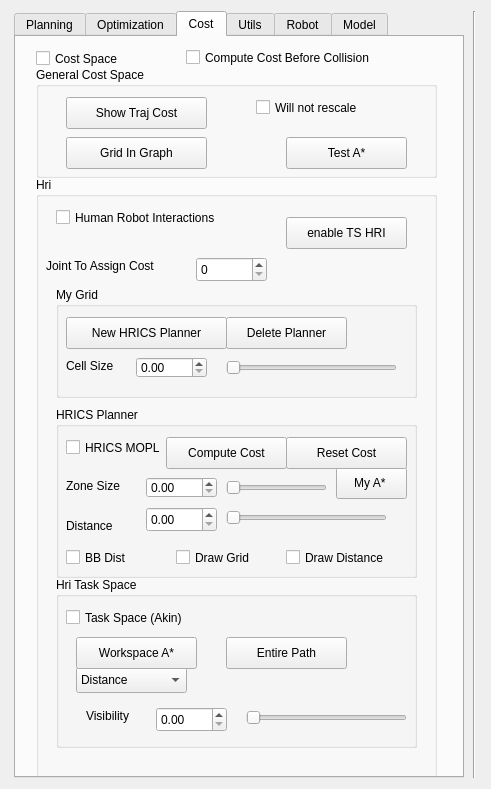
Before: the Qt Designer form qtWindow/qtMainInterface/sidewindow.ui in jmainpri/libmove3d, drawn with Qt 5.
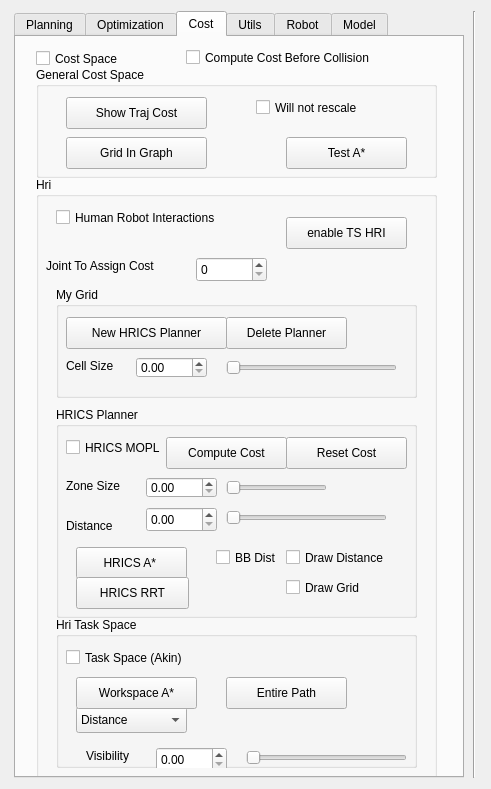
After: the same form once the commit is applied. The open tabs and pages were chosen to show the change. Custom widgets are drawn as their Qt base class.

```diff
--- a/qtWindow/qtMainInterface/sidewindow.ui
+++ b/qtWindow/qtMainInterface/sidewindow.ui
@@ -709,9 +709,9 @@
         <property name="geometry">
          <rect>
           <x>20</x>
-          <y>400</y>
+          <y>440</y>
           <width>361</width>
-          <height>171</height>
+          <height>151</height>
          </rect>
         </property>
         <property name="title">
@@ -942,7 +942,7 @@
           <x>20</x>
           <y>230</y>
           <width>361</width>
-          <height>171</height>
+          <height>211</height>
          </rect>
         </property>
         <property name="title">
@@ -951,8 +951,8 @@
         <widget class="QCheckBox" name="checkBoxDrawGrid">
          <property name="geometry">
           <rect>
-           <x>120</x>
-           <y>140</y>
+           <x>230</x>
+           <y>170</y>
            <width>91</width>
            <height>21</height>
           </rect>
@@ -977,14 +977,14 @@
         <widget class="QPushButton" name="pushButtonAStaIn3DGrid">
          <property name="geometry">
           <rect>
-           <x>280</x>
-           <y>60</y>
-           <width>71</width>
+           <x>20</x>
+           <y>140</y>
+           <width>111</width>
            <height>32</height>
           </rect>
          </property>
          <property name="text">
-          <string>My A* </string>
+          <string>HRICS A* </string>
          </property>
         </widget>
         <widget class="QPushButton" name="pushButtonResetCost">
@@ -1113,7 +1113,7 @@
         <widget class="QCheckBox" name="checkBoxBBDist">
          <property name="geometry">
           <rect>
-           <x>10</x>
+           <x>160</x>
            <y>140</y>
            <width>87</width>
            <height>21</height>
@@ -1123,6 +1123,19 @@
           <string>BB Dist</string>
          </property>
         </widget>
+        <widget class="QPushButton" name="pushButtonHRICSRRT">
+         <property name="geometry">
+          <rect>
+           <x>20</x>
+           <y>170</y>
+           <width>113</width>
+           <height>32</height>
+          </rect>
+         </property>
+         <property name="text">
+          <string>HRICS RRT</string>
+         </property>
+        </widget>
        </widget>
       </widget>
       <widget class="QCheckBox" name="checkBoxCostBefore">
```
Left out of the diff: 6 changed lines with no effect on the pictures.
